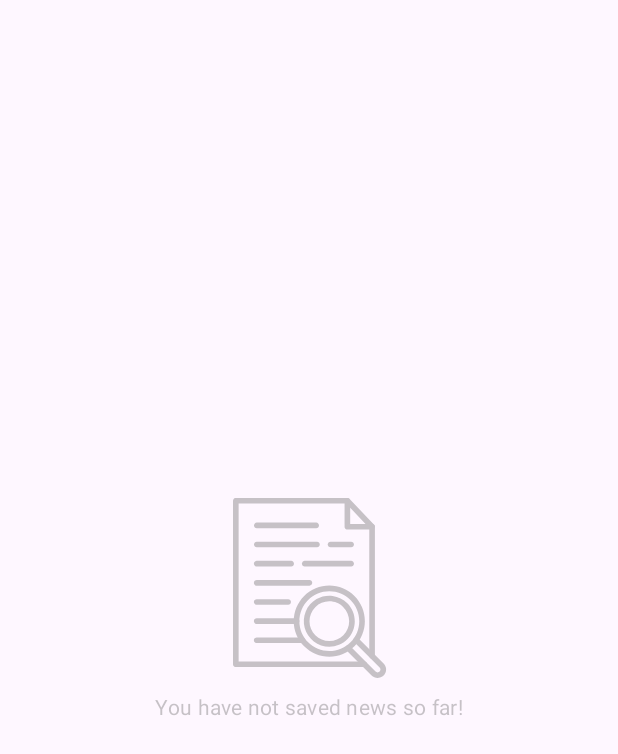
After one commit to erad-dev-mx/simplenews, an Android app built with Jetpack Compose: the composable EmptyScreen shown on its own in the app's theme, on a phone screen of 412 x 824 dp. The commit adds this screen. Shown: the top 754 px of the screen. Run offline under Robolectric (Android 15) with nearby library versions, the phone set to English and light mode, and no system bars; our stand-ins replace Dagger/Hilt's generated code, accompanist, paging.

Commit message:
Add network error handling and implement ArticlesList and SearchBar components

```diff
--- a/app/src/main/AndroidManifest.xml
+++ b/app/src/main/AndroidManifest.xml
@@ -1,6 +1,8 @@
 <?xml version="1.0" encoding="utf-8"?>
 <manifest xmlns:android="http://schemas.android.com/apk/res/android"
     xmlns:tools="http://schemas.android.com/tools">
+
+    <uses-permission android:name="android.permission.INTERNET" />
 
     <application
         android:name=".SimpleNewsApp"
--- a/app/src/main/java/erad/simple/simplenews/MainActivity.kt
+++ b/app/src/main/java/erad/simple/simplenews/MainActivity.kt
@@ -26,13 +26,12 @@ class MainActivity : ComponentActivity() {
 
     override fun onCreate(savedInstanceState: Bundle?) {
         super.onCreate(savedInstanceState)
-        WindowCompat.setDecorFitsSystemWindows(window, false)
+
         installSplashScreen().apply {
             setKeepOnScreenCondition {
                 viewModel.splashCondition
             }
         }
-        enableEdgeToEdge()
 
         setContent {
             SimplenewsTheme {
--- a/app/src/main/java/erad/simple/simplenews/di/AppModule.kt
+++ b/app/src/main/java/erad/simple/simplenews/di/AppModule.kt
@@ -18,7 +18,6 @@ import erad.simple.simplenews.domain.use_cases.news.NewsUseCases
 import erad.simple.simplenews.util.Constants.BASE_URL
 import retrofit2.Retrofit
 import retrofit2.converter.gson.GsonConverterFactory
-import retrofit2.create
 import javax.inject.Singleton
 
 @Module
--- a/app/src/main/java/erad/simple/simplenews/presentation/common/ArticleCard.kt
+++ b/app/src/main/java/erad/simple/simplenews/presentation/common/ArticleCard.kt
@@ -5,11 +5,9 @@ import androidx.compose.foundation.clickable
 import androidx.compose.foundation.layout.Arrangement
 import androidx.compose.foundation.layout.Column
 import androidx.compose.foundation.layout.Row
-import androidx.compose.foundation.layout.Spacer
 import androidx.compose.foundation.layout.height
 import androidx.compose.foundation.layout.padding
 import androidx.compose.foundation.layout.size
-import androidx.compose.foundation.layout.width
 import androidx.compose.material3.MaterialTheme
 import androidx.compose.material3.Text
 import androidx.compose.runtime.Composable
@@ -17,7 +15,6 @@ import androidx.compose.ui.Alignment
 import androidx.compose.ui.Modifier
 import androidx.compose.ui.draw.clip
 import androidx.compose.ui.platform.LocalContext
-import androidx.compose.ui.res.painterResource
 import androidx.compose.ui.text.style.TextOverflow
 import androidx.compose.ui.tooling.preview.Preview
 import coil.compose.AsyncImage
@@ -26,7 +23,6 @@ import erad.simple.simplenews.domain.model.Article
 import erad.simple.simplenews.domain.model.Source
 import erad.simple.simplenews.ui.theme.Dimens.ArticleCardSize
 import erad.simple.simplenews.ui.theme.Dimens.ExtraSmallPadding
-import erad.simple.simplenews.ui.theme.Dimens.ExtraSmallPadding2
 import erad.simple.simplenews.ui.theme.SimplenewsTheme
 
 @Composable
--- /dev/null
+++ b/app/src/main/java/erad/simple/simplenews/presentation/common/EmptyScreen.kt
@@ -0,0 +1,112 @@
+package erad.simple.simplenews.presentation.common
+
+import android.content.res.Configuration.UI_MODE_NIGHT_YES
+import androidx.compose.animation.core.animateFloatAsState
+import androidx.compose.animation.core.tween
+import androidx.compose.foundation.isSystemInDarkTheme
+import androidx.compose.foundation.layout.*
+import androidx.compose.material3.Icon
+import androidx.compose.material3.MaterialTheme
+import androidx.compose.material3.Text
+import androidx.compose.runtime.Composable
+import androidx.compose.runtime.LaunchedEffect
+import androidx.compose.runtime.getValue
+import androidx.compose.runtime.mutableIntStateOf
+import androidx.compose.runtime.mutableStateOf
+import androidx.compose.runtime.remember
+import androidx.compose.runtime.setValue
+import androidx.compose.ui.Alignment
+import androidx.compose.ui.Modifier
+import androidx.compose.ui.draw.alpha
+import androidx.compose.ui.graphics.Color.Companion.DarkGray
+import androidx.compose.ui.graphics.Color.Companion.LightGray
+import androidx.compose.ui.res.painterResource
+import androidx.compose.ui.tooling.preview.Preview
+import androidx.compose.ui.unit.dp
+import androidx.paging.LoadState
+import erad.simple.simplenews.R
+import java.net.ConnectException
+import java.net.SocketTimeoutException
+
+@Composable
+fun EmptyScreen(error: LoadState.Error? = null) {
+
+    var message by remember {
+        mutableStateOf(parseErrorMessage(error = error))
+    }
+
+    var icon by remember {
+        mutableIntStateOf(R.drawable.ic_network_error)
+    }
+
+    if (error == null) {
+        message = "You have not saved news so far!"
+        icon = R.drawable.ic_search_document
+    }
+
+    var startAnimation by remember {
+        mutableStateOf(false)
+    }
+
+    val alphaAnimation by animateFloatAsState(
+        targetValue = if (startAnimation) 0.3f else 0f,
+        animationSpec = tween(durationMillis = 1000)
+    )
+
+    LaunchedEffect(key1 = true) {
+        startAnimation = true
+    }
+
+    EmptyContent(alphaAnim = alphaAnimation, message = message, iconId = icon)
+
+}
+
+@Composable
+fun EmptyContent(alphaAnim: Float, message: String, iconId: Int) {
+    Column(
+        modifier = Modifier.fillMaxSize(),
+        horizontalAlignment = Alignment.CenterHorizontally,
+        verticalArrangement = Arrangement.Center
+    ) {
+        Icon(
+            painter = painterResource(id = iconId),
+            contentDescription = null,
+            tint = if (isSystemInDarkTheme()) LightGray else DarkGray,
+            modifier = Modifier
+                .size(120.dp)
+                .alpha(alphaAnim)
+        )
+        Text(
+            modifier = Modifier
+                .padding(10.dp)
+                .alpha(alphaAnim),
+            text = message,
+            style = MaterialTheme.typography.bodyMedium,
+            color = if (isSystemInDarkTheme()) LightGray else DarkGray,
+        )
+    }
+}
+
+
+fun parseErrorMessage(error: LoadState.Error?): String {
+    return when (error?.error) {
+        is SocketTimeoutException -> {
+            "Server Unavailable."
+        }
+
+        is ConnectException -> {
+            "Internet Unavailable."
+        }
+
+        else -> {
+            "Unknown Error."
+        }
+    }
+}
+
+@Preview(showBackground = true)
+@Preview(showBackground = true, uiMode = UI_MODE_NIGHT_YES)
+@Composable
+fun EmptyScreenPreview() {
+    EmptyContent(alphaAnim = 0.3f, message = "Internet Unavailable.", R.drawable.ic_network_error)
+}
--- a/app/src/main/java/erad/simple/simplenews/ui/theme/Dimens.kt
+++ b/app/src/main/java/erad/simple/simplenews/ui/theme/Dimens.kt
@@ -13,5 +13,6 @@ object Dimens {
     val ArticleCardSize = 96.dp
 
     val ExtraSmallPadding = 3.dp
-    val ExtraSmallPadding2 = 6.dp
+
+    val IconSize = 20.dp
 }
--- a/app/src/main/java/erad/simple/simplenews/util/Constants.kt
+++ b/app/src/main/java/erad/simple/simplenews/util/Constants.kt
@@ -3,6 +3,6 @@ package erad.simple.simplenews.util
 object Constants {
     const val USER_SETTINGS = "user_settings"
     const val APP_ENTRY = "app_entry"
-    const val API_KEY = "" // TODO: PUT YOUR API KEY HERE
+    const val API_KEY = "3c92238d5dd44b1e9c9f169081800114" // TODO: PUT YOUR API KEY HERE
     const val BASE_URL = "https://newsapi.org/v2/"
 }
--- /dev/null
+++ b/app/src/main/res/drawable/ic_network_error.xml
@@ -0,0 +1,31 @@
+<vector xmlns:android="http://schemas.android.com/apk/res/android"
+    android:width="161dp"
+    android:height="129dp"
+    android:viewportWidth="161"
+    android:viewportHeight="129">
+    <path
+        android:pathData="M2.5,2.5h156v124h-156z"
+        android:strokeWidth="5"
+        android:fillColor="#00000000"
+        android:strokeColor="#000"/>
+    <path
+        android:pathData="M2.5,28.5L157.5,28.5"
+        android:strokeWidth="4"
+        android:fillColor="#00000000"
+        android:strokeColor="#000"/>
+    <path
+        android:fillColor="#FF000000"
+        android:pathData="M33,13h16v6h-16z"/>
+    <path
+        android:fillColor="#FF000000"
+        android:pathData="M13,13h16v6h-16z"/>
+    <path
+        android:fillColor="#FF000000"
+        android:pathData="M59.968,67.544a7.486,7.486 0,1 0,-7.486 -7.486,7.486 7.486,0 0,0 7.486,7.486Z"/>
+    <path
+        android:fillColor="#FF000000"
+        android:pathData="M98.804,67.544A7.486,7.486 0,1 0,91.318 60.058a7.486,7.486 0,0 0,7.486 7.486Z"/>
+    <path
+        android:fillColor="#FF000000"
+        android:pathData="M80.03,82.066A30.453,30.453 0,0 0,52.392 99.793l5.779,2.635a23.955,23.955 0,0 1,43.658 0l5.779,-2.635A30.467,30.467 0,0 0,80.03 82.066Z"/>
+</vector>
--- /dev/null
+++ b/app/src/main/res/drawable/ic_search_document.xml
@@ -0,0 +1,51 @@
+<vector xmlns:android="http://schemas.android.com/apk/res/android"
+    android:width="115.537dp"
+    android:height="135.844dp"
+    android:viewportWidth="115.537"
+    android:viewportHeight="135.844">
+    <path
+        android:fillColor="#FF000000"
+        android:pathData="M104.987,121.331a2.117,2.117 0,0 1,-2.123 -2.123l-0.009,-97.514a2.123,2.123 0,1 1,4.245 0l0.009,97.514A2.117,2.117 0,0 1,104.987 121.331Z"/>
+    <path
+        android:fillColor="#FF000000"
+        android:pathData="M99.132,127.618h-97.01A2.117,2.117 0,0 1,0 125.5L0,2.123A2.117,2.117 0,0 1,2.123 0h84.195a2.123,2.123 0,0 1,0 4.245L4.245,4.245L4.245,123.373h94.887a2.123,2.123 0,0 1,0 4.245Z"/>
+    <path
+        android:fillColor="#FF000000"
+        android:pathData="M62.827,22.808h-44.91a2.123,2.123 0,0 1,0 -4.245h44.91a2.123,2.123 0,0 1,0 4.245Z"/>
+    <path
+        android:fillColor="#FF000000"
+        android:pathData="M63.429,37.25L17.918,37.25a2.123,2.123 0,0 1,0 -4.245h45.511a2.123,2.123 0,0 1,0 4.245Z"/>
+    <path
+        android:fillColor="#FF000000"
+        android:pathData="M89.2,37.25L73.564,37.25a2.123,2.123 0,0 1,0 -4.245h15.636a2.123,2.123 0,0 1,0 4.245Z"/>
+    <path
+        android:fillColor="#FF000000"
+        android:pathData="M43.954,51.692L17.918,51.692a2.123,2.123 0,1 1,0 -4.245h26.037a2.123,2.123 0,0 1,0 4.245Z"/>
+    <path
+        android:fillColor="#FF000000"
+        android:pathData="M89.2,51.692h-35.12a2.123,2.123 0,0 1,0 -4.245h35.12a2.123,2.123 0,0 1,0 4.245Z"/>
+    <path
+        android:fillColor="#FF000000"
+        android:pathData="M57.724,66.143L17.918,66.143a2.123,2.123 0,1 1,0 -4.245h39.807a2.123,2.123 0,0 1,0 4.245Z"/>
+    <path
+        android:fillColor="#FF000000"
+        android:pathData="M41.672,80.586L17.918,80.586a2.123,2.123 0,1 1,0 -4.245h23.755a2.123,2.123 0,0 1,0 4.245Z"/>
+    <path
+        android:fillColor="#FF000000"
+        android:pathData="M47.943,95.028L17.918,95.028a2.123,2.123 0,1 1,0 -4.245h30.025a2.123,2.123 0,1 1,0 4.245Z"/>
+    <path
+        android:fillColor="#FF000000"
+        android:pathData="M52.559,109.479L17.918,109.479a2.123,2.123 0,1 1,0 -4.245h34.642a2.123,2.123 0,0 1,0 4.245Z"/>
+    <path
+        android:fillColor="#FF000000"
+        android:pathData="M104.978,23.817h-18.661a2.117,2.117 0,0 1,-2.123 -2.123L84.194,2.123a2.125,2.125 0,0 1,3.661 -1.468l18.661,19.572a2.125,2.125 0,0 1,-1.539 3.591ZM88.44,19.572h11.586l-11.586,-12.152Z"/>
+    <path
+        android:fillColor="#FF000000"
+        android:pathData="M72.671,119.809a26.844,26.844 0,1 1,18.988 -7.862A26.7,26.7 0,0 1,72.671 119.809ZM72.671,70.371a22.588,22.588 0,1 0,15.981 6.606A22.538,22.538 0,0 0,72.671 70.372Z"/>
+    <path
+        android:fillColor="#FF000000"
+        android:pathData="M109.135,135.844a6.416,6.416 0,0 1,-4.537 -1.875l-19.245,-19.244a2.12,2.12 0,0 1,3 -3l19.244,19.244a2.17,2.17 0,0 0,3.069 -3.069l-19.244,-19.244a2.12,2.12 0,0 1,3 -3l19.244,19.245a6.4,6.4 0,0 1,-4.528 10.94Z"/>
+    <path
+        android:fillColor="#FF000000"
+        android:pathData="M72.672,112.195a19.236,19.236 0,1 1,13.6 -32.838h0a19.236,19.236 0,0 1,-13.6 32.838ZM72.672,77.987a14.962,14.962 0,1 0,10.6 4.378h0A14.937,14.937 0,0 0,72.672 77.987Z"/>
+</vector>
--- a/app/src/main/res/values/themes.xml
+++ b/app/src/main/res/values/themes.xml
@@ -1,5 +1,8 @@
 <?xml version="1.0" encoding="utf-8"?>
 <resources>
-
-    <style name="Theme.Simplenews" parent="android:Theme.Material.Light.NoActionBar" />
+    <style name="Theme.Simplenews" parent="android:Theme.Material.Light.NoActionBar">
+        <item name="android:windowNoTitle">true</item>
+        <item name="android:windowActionBar">false</item>
+        <item name="android:statusBarColor">@android:color/transparent</item>
+    </style>
 </resources>
```
Also changed, not shown: app/src/main/java/erad/simple/simplenews/presentation/common/ArticlesList.kt (added, +83 -0 lines), app/src/main/java/erad/simple/simplenews/presentation/common/SearchBar.kt (added, +124 -0 lines), app/src/main/java/erad/simple/simplenews/presentation/common/ShimmerEffect.kt (+13 -13 lines), app/src/main/java/erad/simple/simplenews/presentation/home/HomeScreen.kt (added, +92 -0 lines), app/src/main/java/erad/simple/simplenews/presentation/navgraph/NavGraph.kt (+6 -1 lines), app/src/main/res/drawable/ic_search.xml (added, +9 -0 lines).
